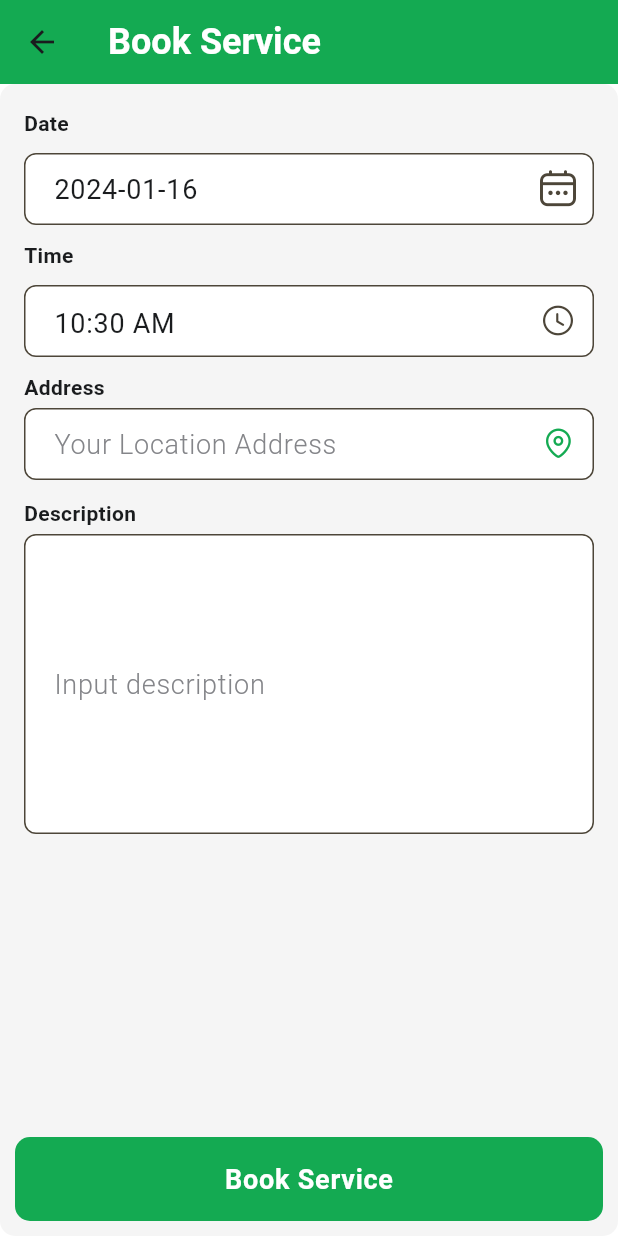
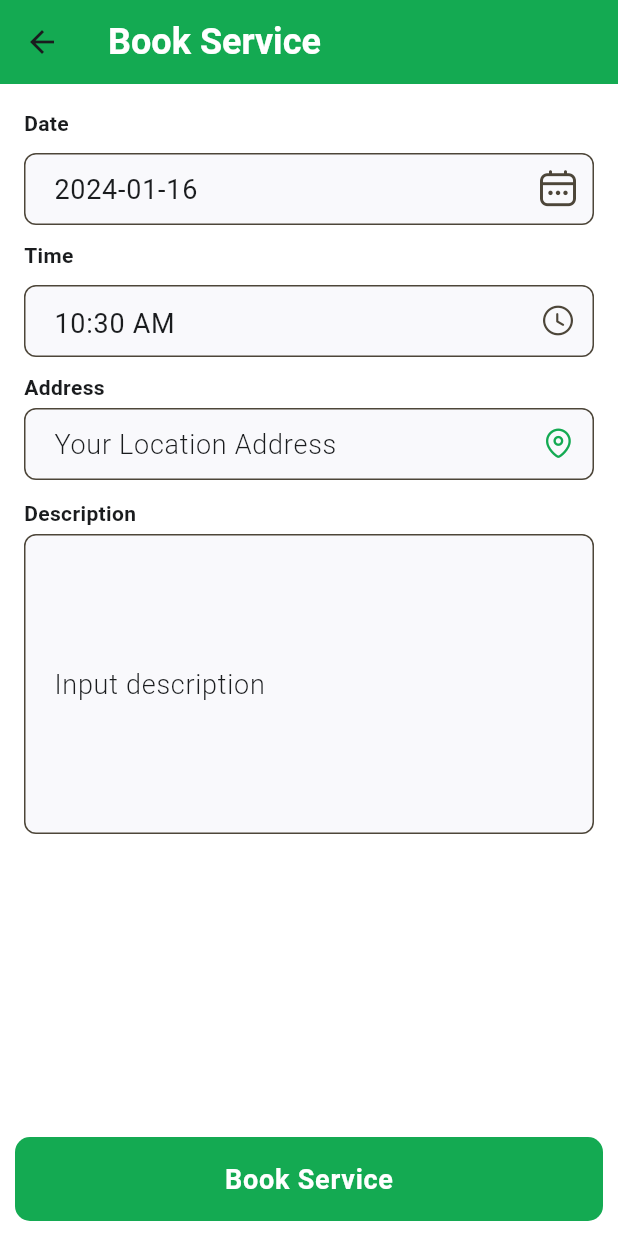
Before and after one commit to Awesomewsdm/service_masters, a Flutter app: the BookServiceProviderScreen screen opened by its route, on a phone screen of 412 x 824 dp. Run offline on Flutter 3.47's test engine with Material 3 defaults, Android fonts, the phone set to English and light mode, and no system bars; our stand-ins replace auto_route, chat_bubbles, cloud_firestore, equatable, firebase_auth, firebase_core and 20 more; missing offline and left inert: agora_rtc_engine, flutter_google_maps_webservices; accounts and stored records are empty.

Commit message:
Update app theme colors and text field styling

```diff
--- a/lib/bookings/view/book_service_provider.dart
+++ b/lib/bookings/view/book_service_provider.dart
@@ -11,13 +11,12 @@ class BookServiceProviderScreen extends StatelessWidget {
     return Scaffold(
       resizeToAvoidBottomInset: false,
       appBar: AppBar(
-        title: const Text("Book Service"),
+        title: "Book Service".text,
       ),
       body: BlocBuilder<DateTimeCubit, DateTimeState>(
         builder: (context, state) {
           return Container(
             decoration: BoxDecoration(
-              color: Colors.grey[100],
               borderRadius: BorderRadius.circular(10),
             ),
             padding: const EdgeInsets.all(16.0),
--- a/lib/common/components/custom_textfield.dart
+++ b/lib/common/components/custom_textfield.dart
@@ -10,7 +10,6 @@ class CustomTextField extends StatelessWidget {
     this.onTap,
     this.controller,
     this.suffixIcon,
-    this.fillColor = Colors.white,
   });
   final String hintText;
   final double verticalContentPadding;
@@ -19,7 +18,6 @@ class CustomTextField extends StatelessWidget {
   final VoidCallback? onTap;
   final TextEditingController? controller;
   final Widget? suffixIcon;
-  final Color fillColor;
 
   @override
   Widget build(BuildContext context) {
@@ -33,14 +31,12 @@ class CustomTextField extends StatelessWidget {
         suffixIcon: suffixIcon,
         hintText: hintText,
         hintStyle: context.textTheme.bodyLarge!.copyWith(
-          color: const Color.fromARGB(255, 132, 133, 137),
           fontWeight: FontWeight.w300,
         ),
         filled: true,
-        fillColor: fillColor,
         border: OutlineInputBorder(
           borderRadius: BorderRadius.circular(8.0),
-          borderSide: const BorderSide(color: tPrimaryColor, width: 0.5),
+          borderSide: const BorderSide(width: 0.5),
         ),
         contentPadding: EdgeInsets.symmetric(
           vertical: verticalContentPadding,
--- a/lib/common/theme/theme_data.dart
+++ b/lib/common/theme/theme_data.dart
@@ -90,7 +90,7 @@ class AppThemeData {
     tertiary: Color(0xFFA7C8FF),
     onTertiary: Color(0xFF003060),
     tertiaryContainer: Color(0xFF004788),
-    onTertiaryContainer: Color(0xFFD5E3FF),
+    onTertiaryContainer: Color.fromARGB(255, 27, 52, 101),
     error: Color(0xFFFFB4AB),
     errorContainer: Color(0xFF93000A),
     onError: Color(0xFF690005),
```
